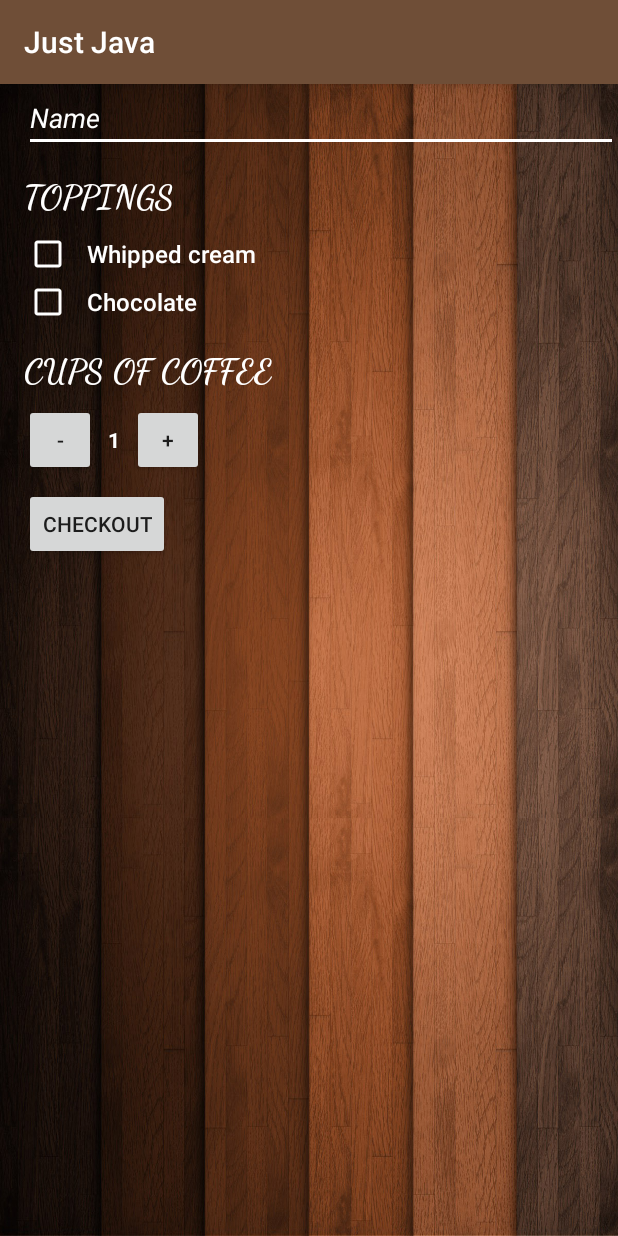
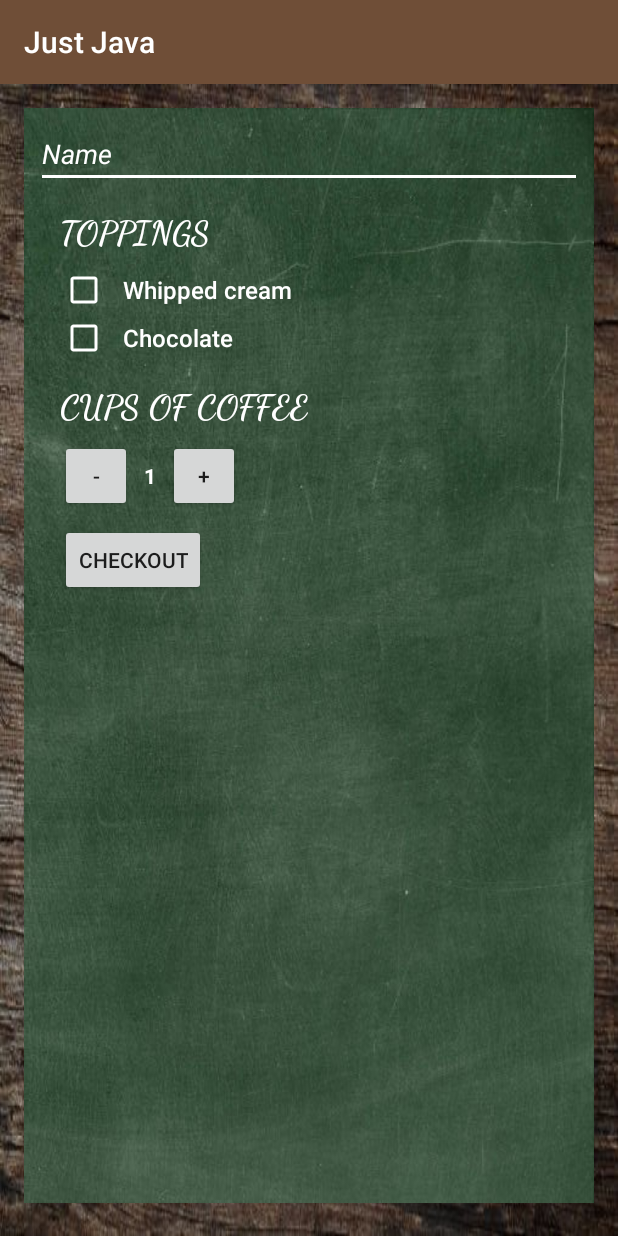
Before and after one commit to djmgeneseo/Just-Java, an Android app: the screen it shows after launch (MainActivity), on a phone screen of 412 x 824 dp. Run offline under Robolectric (Android 15) with nearby library versions, the phone set to English and light mode, and no system bars.

Commit message:
Add chalkboard, add new background, formatting

```diff
--- a/app/src/main/res/layout/activity_main.xml
+++ b/app/src/main/res/layout/activity_main.xml
@@ -7,18 +7,20 @@
     android:layout_width="match_parent"
     android:background="@drawable/coffee_background">
 
-
     <LinearLayout
         android:orientation="vertical"
         android:layout_width="match_parent"
         android:layout_height="match_parent"
+        android:layout_margin="16dp"
+        android:padding="8dp"
+        android:background="@drawable/green_chalkboard"
         tools:context="com.example.android.justjava.MainActivity">
 
         <EditText
             android:id="@+id/nameField"
             android:layout_width="match_parent"
             android:layout_height="wrap_content"
-            android:layout_marginLeft="16dp"
+
             android:hint="Name"
             android:textStyle="italic"
             android:inputType="textCapWords"
```
Also changed, not shown: app/src/main/res/drawable/black_chalkboard.jpg (deleted), app/src/main/res/drawable/coffee_background.jpg, app/src/main/res/drawable/coffee_background1.jpg (added), app/src/main/res/drawable/green_chalkboard.jpg (added).
